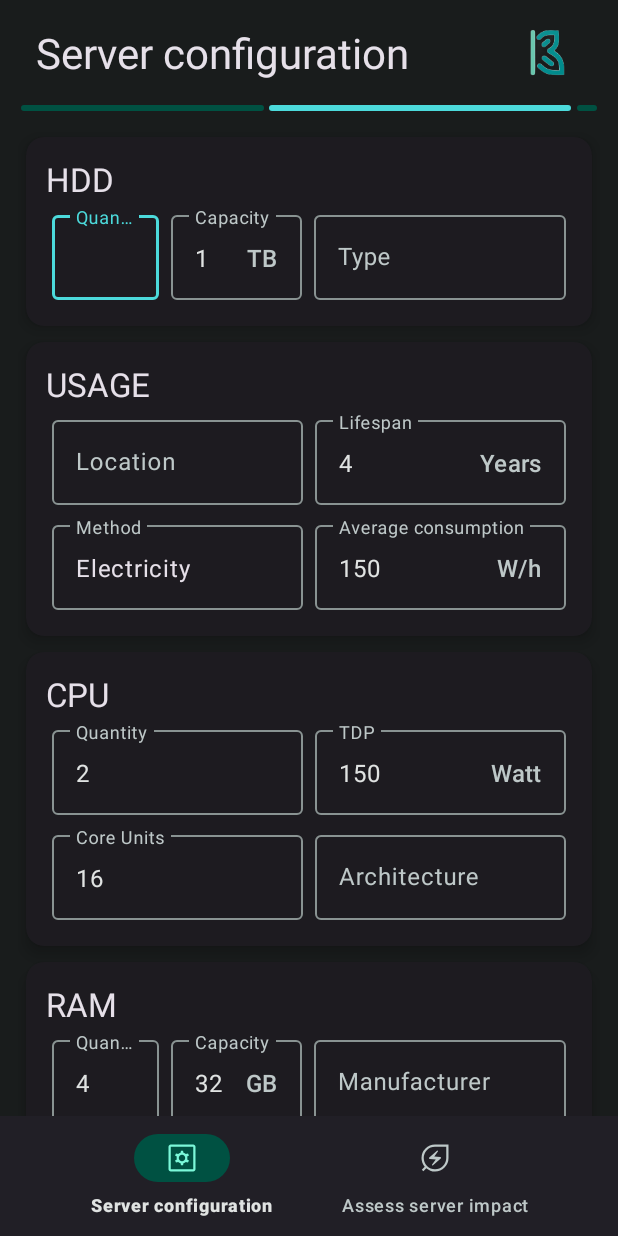
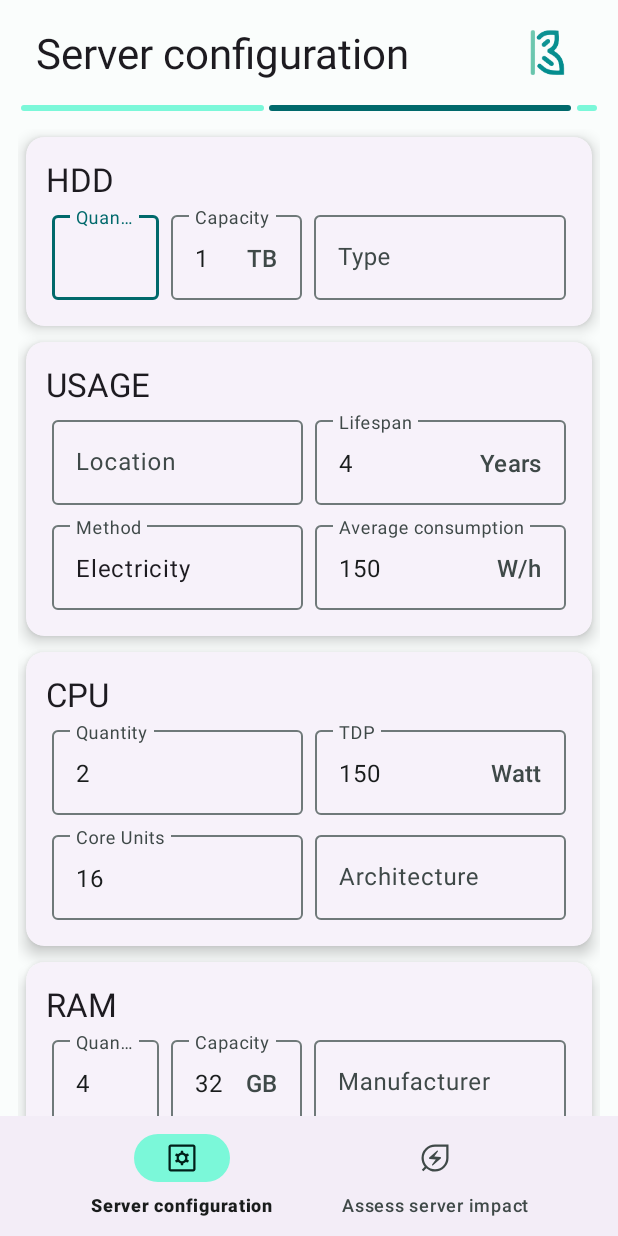
Before and after one commit to Insyy/BoaviztApp, an Android app: the screen it shows after launch (FormularyActivity), on a phone screen of 412 x 824 dp. Run offline under Robolectric (Android 15) with nearby library versions, the phone set to English and light mode, and no system bars; our stand-ins replace Volley.

Commit message:
theme improvements

```diff
--- a/app/src/main/AndroidManifest.xml
+++ b/app/src/main/AndroidManifest.xml
@@ -12,13 +12,12 @@
         android:label="@string/app_name"
         android:roundIcon="@mipmap/boaviztapp_icon_round"
         android:supportsRtl="true"
-        android:theme="@style/Theme.MaterialComponents.DayNight">
+        android:theme="@style/AppTheme">
 
         <activity
             android:name=".FormularyActivity"
             android:exported="true"
             android:resizeableActivity="true"
-            android:theme="@style/Theme.MaterialComponents.DayNight"
             android:windowSoftInputMode="adjustResize"
             android:screenOrientation="portrait">
             <meta-data
@@ -34,8 +33,7 @@
         <activity
             android:name=".Graphe"
             android:exported="false"
-            android:noHistory="true"
-            android:theme="@style/Theme.MaterialComponents.DayNight">
+            android:noHistory="true">
             <meta-data
                 android:name="android.app.lib_name"
                 android:value="" />
--- a/app/src/main/java/fr/univpau/dudesalonso/boaviztapp/FormularyActivity.java
+++ b/app/src/main/java/fr/univpau/dudesalonso/boaviztapp/FormularyActivity.java
@@ -22,7 +22,6 @@ public class FormularyActivity extends AppCompatActivity {
 
         componentManager = new ComponentManager(this);
 
-        setDarkMode();
         setContentView(R.layout.formulary);
 
         focusRootWindow();
@@ -58,16 +57,6 @@ public class FormularyActivity extends AppCompatActivity {
         componentManager.requestManager.populateIfInternetAvailable();
     }
 
-    private void setDarkMode() {
-        AppCompatDelegate.setDefaultNightMode(AppCompatDelegate.MODE_NIGHT_YES);
-        if (AppCompatDelegate.getDefaultNightMode() == AppCompatDelegate.MODE_NIGHT_YES) {
-            setTheme(R.style.DarkTheme); //when dark mode is enabled, we use the dark theme
-        } else {
-            setTheme(R.style.AppTheme);  //default app theme
-        }
-    }
-
-
     @Override
     public void onPause() {
         super.onPause();
--- a/app/src/main/res/values-night/themes.xml
+++ b/app/src/main/res/values-night/themes.xml
@@ -1,6 +1,6 @@
 
 <resources>
-    <style name="DarkTheme" parent="Theme.Material3.Dark.NoActionBar">
+    <style name="AppTheme" parent="Theme.Material3.Dark.NoActionBar">
         <item name="colorPrimary">@color/md_theme_dark_primary</item>
         <item name="colorOnPrimary">@color/md_theme_dark_onPrimary</item>
         <item name="colorPrimaryContainer">@color/md_theme_dark_primaryContainer</item>
```
Also changed, not shown: app/src/main/java/fr/univpau/dudesalonso/boaviztapp/Graphe.java (+0 -10 lines).
